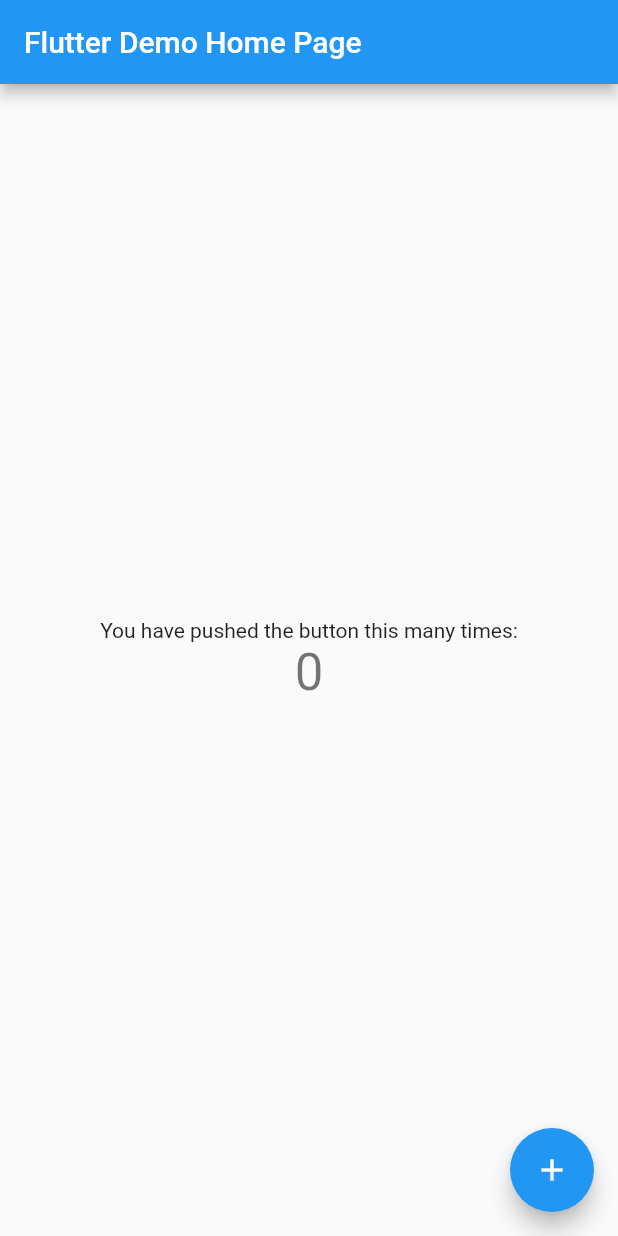
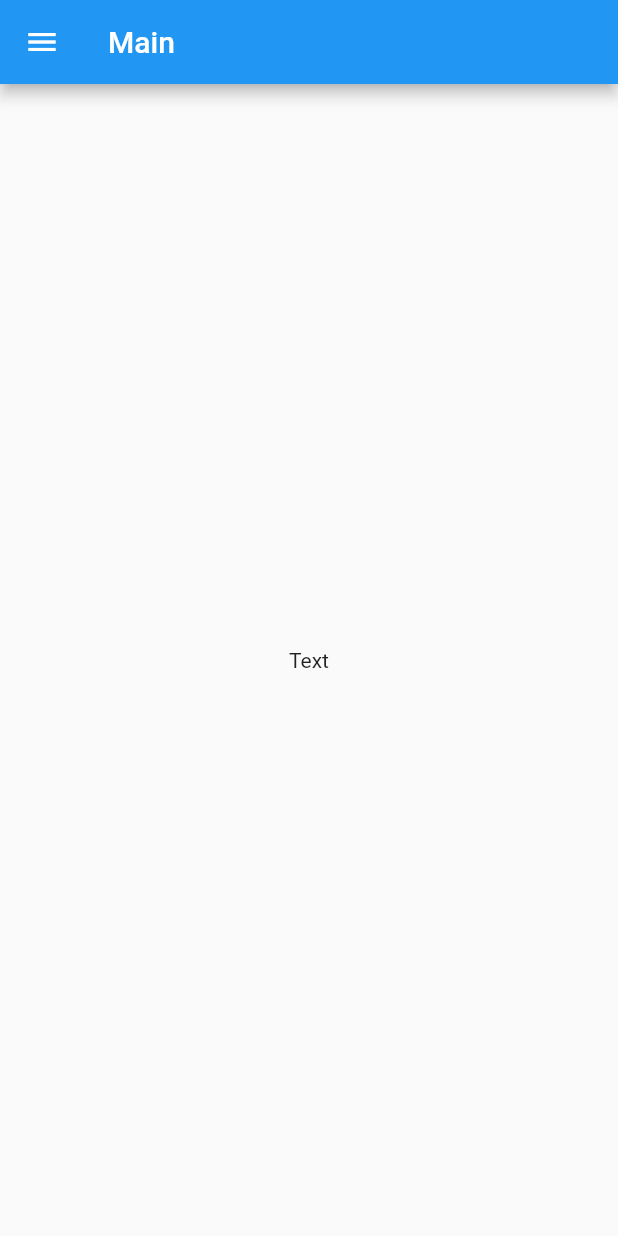
Before and after one commit to mkubasz/nozbe_lightweight, a Flutter app: the screen it shows after launch, on a phone screen of 412 x 824 dp. Run offline on Flutter 3.47's test engine with Material 2 defaults, Android fonts, the phone set to English and light mode, and no system bars.

Commit message:
Add working version

```diff
--- a/lib/main.dart
+++ b/lib/main.dart
@@ -1,111 +1,17 @@
 import 'package:flutter/material.dart';
+import 'package:nozbe_lightweight/presentation/app.dart';
 
 void main() => runApp(MyApp());
 
 class MyApp extends StatelessWidget {
-  // This widget is the root of your application.
   @override
   Widget build(BuildContext context) {
     return MaterialApp(
-      title: 'Flutter Demo',
+      title: 'Nozbe Lightweight',
       theme: ThemeData(
-        // This is the theme of your application.
-        //
-        // Try running your application with "flutter run". You'll see the
-        // application has a blue toolbar. Then, without quitting the app, try
-        // changing the primarySwatch below to Colors.green and then invoke
-        // "hot reload" (press "r" in the console where you ran "flutter run",
-        // or simply save your changes to "hot reload" in a Flutter IDE).
-        // Notice that the counter didn't reset back to zero; the application
-        // is not restarted.
         primarySwatch: Colors.blue,
       ),
-      home: MyHomePage(title: 'Flutter Demo Home Page'),
+      home: AppPage(),
     );
   }
 }
-
-class MyHomePage extends StatefulWidget {
-  MyHomePage({Key key, this.title}) : super(key: key);
-
-  // This widget is the home page of your application. It is stateful, meaning
-  // that it has a State object (defined below) that contains fields that affect
-  // how it looks.
-
-  // This class is the configuration for the state. It holds the values (in this
-  // case the title) provided by the parent (in this case the App widget) and
-  // used by the build method of the State. Fields in a Widget subclass are
-  // always marked "final".
-
-  final String title;
-
-  @override
-  _MyHomePageState createState() => _MyHomePageState();
-}
-
-class _MyHomePageState extends State<MyHomePage> {
-  int _counter = 0;
-
-  void _incrementCounter() {
-    setState(() {
-      // This call to setState tells the Flutter framework that something has
-      // changed in this State, which causes it to rerun the build method below
-      // so that the display can reflect the updated values. If we changed
-      // _counter without calling setState(), then the build method would not be
-      // called again, and so nothing would appear to happen.
-      _counter++;
-    });
-  }
-
-  @override
-  Widget build(BuildContext context) {
-    // This method is rerun every time setState is called, for instance as done
-    // by the _incrementCounter method above.
-    //
-    // The Flutter framework has been optimized to make rerunning build methods
-    // fast, so that you can just rebuild anything that needs updating rather
-    // than having to individually change instances of widgets.
-    return Scaffold(
-      appBar: AppBar(
-        // Here we take the value from the MyHomePage object that was created by
-        // the App.build method, and use it to set our appbar title.
-        title: Text(widget.title),
-      ),
-      body: Center(
-        // Center is a layout widget. It takes a single child and positions it
-        // in the middle of the parent.
-        child: Column(
-          // Column is also a layout widget. It takes a list of children and
-          // arranges them vertically. By default, it sizes itself to fit its
-          // children horizontally, and tries to be as tall as its parent.
-          //
-          // Invoke "debug painting" (press "p" in the console, choose the
-          // "Toggle Debug Paint" action from the Flutter Inspector in Android
-          // Studio, or the "Toggle Debug Paint" command in Visual Studio Code)
-          // to see the wireframe for each widget.
-          //
-          // Column has various properties to control how it sizes itself and
-          // how it positions its children. Here we use mainAxisAlignment to
-          // center the children vertically; the main axis here is the vertical
-          // axis because Columns are vertical (the cross axis would be
-          // horizontal).
-          mainAxisAlignment: MainAxisAlignment.center,
-          children: <Widget>[
-            Text(
-              'You have pushed the button this many times:',
-            ),
-            Text(
-              '$_counter',
-              style: Theme.of(context).textTheme.display1,
-            ),
-          ],
-        ),
-      ),
-      floatingActionButton: FloatingActionButton(
-        onPressed: _incrementCounter,
-        tooltip: 'Increment',
-        child: Icon(Icons.add),
-      ), // This trailing comma makes auto-formatting nicer for build methods.
-    );
-  }
-}
--- /dev/null
+++ b/lib/presentation/app.dart
@@ -0,0 +1,27 @@
+import 'package:flutter/material.dart';
+
+class AppPage extends StatelessWidget {
+  @override
+  Widget build(BuildContext context) {
+    return Scaffold(
+      appBar: AppBar(title: Text('Main'),),
+      body: Center(child: Text('Text'),),
+      drawer: Drawer(
+        child: ListView(
+          children: <Widget>[
+            DrawerHeader(
+              child: Text('Header'),
+              decoration: BoxDecoration(
+                color: Colors.blue
+              ),
+            ),
+            ListTile(
+              title: Text('Element 1'),
+            )
+          ],
+        ),
+      ),
+    );
+  }
+
+}
```
Also changed, not shown: pubspec.yaml (+3 -50 lines), pubspec.lock.
